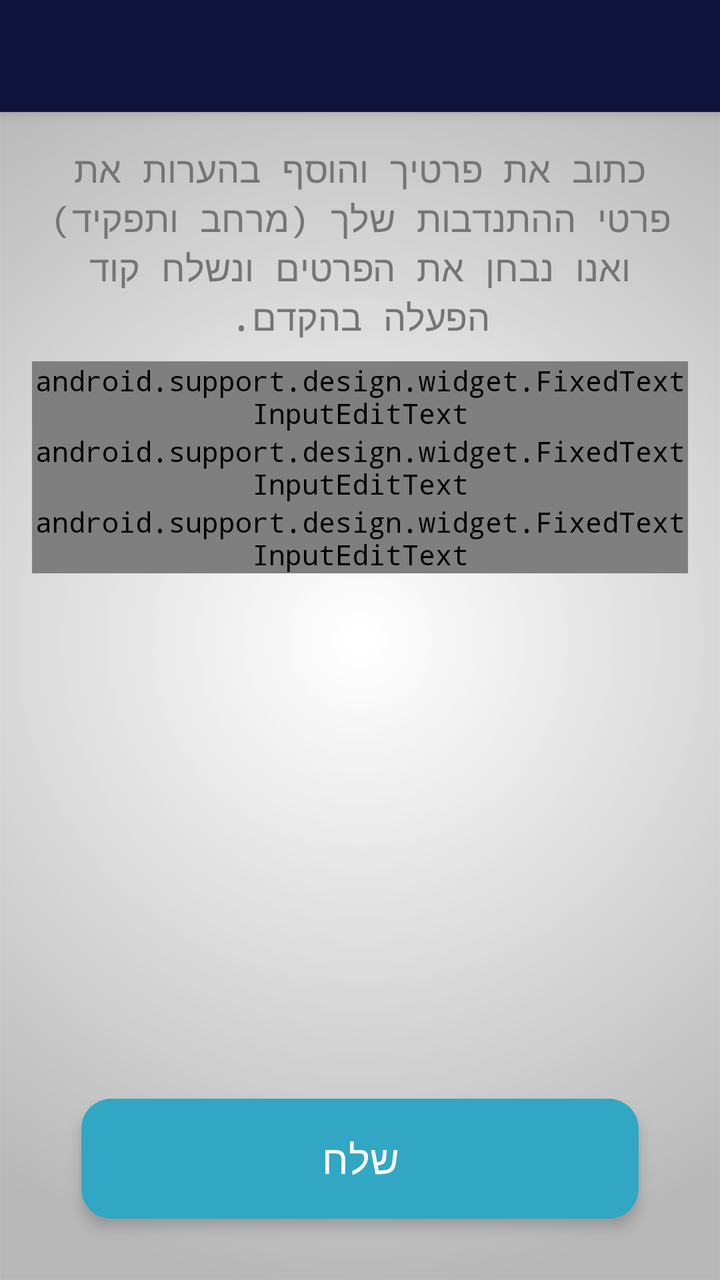
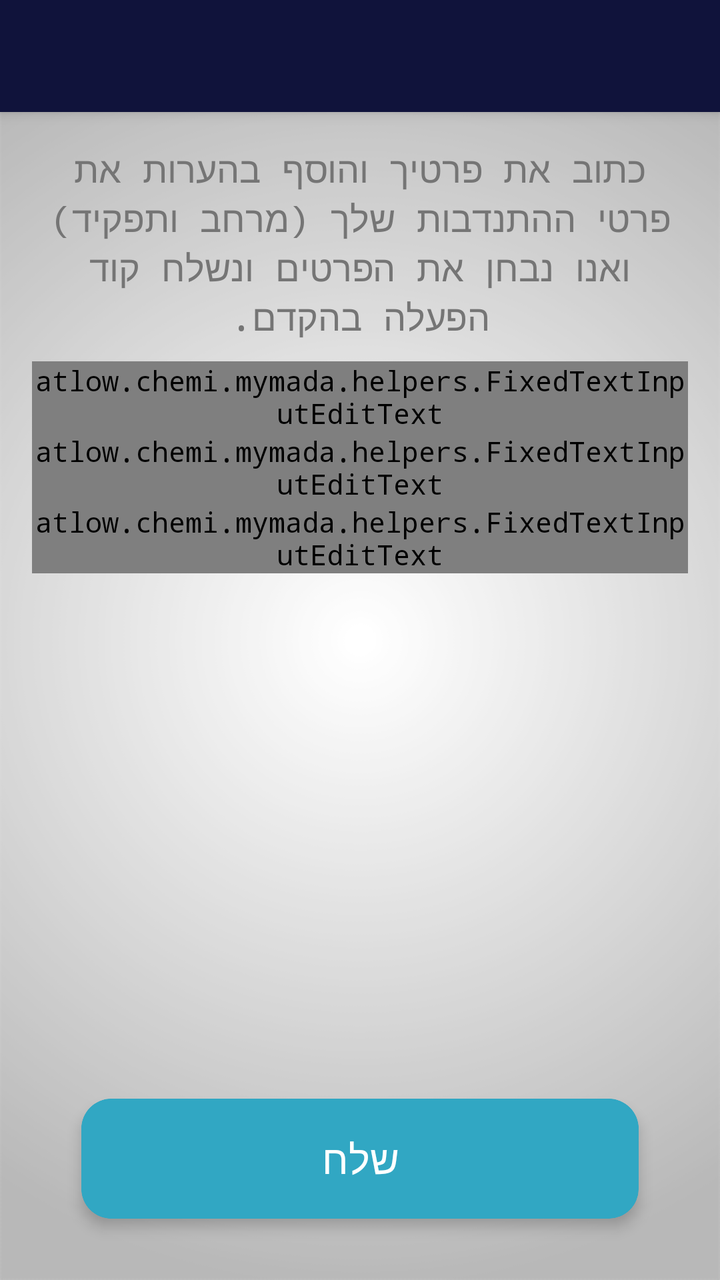

Screens rendered from an Android XML layout before and after an edit, with the pre-edit source and the edit as a unified diff.
<!-- AndroidManifest.xml: application theme AppTheme -->
<!-- res/layout/activity_code_request.xml -->
<?xml version="1.0" encoding="utf-8"?>
<androidx.coordinatorlayout.widget.CoordinatorLayout xmlns:android="http://schemas.android.com/apk/res/android"
    xmlns:app="http://schemas.android.com/apk/res-auto"
    xmlns:tools="http://schemas.android.com/tools"
    android:layout_width="match_parent"
    android:layout_height="match_parent"
    android:fitsSystemWindows="true"
    android:id="@+id/contactP"
    tools:context="atlow.chemi.mymada.MokedPage">
    <com.google.android.material.appbar.AppBarLayout
        android:layout_width="match_parent"
        android:layout_height="wrap_content"
        android:theme="@style/AppTheme.AppBarOverlay">
        <androidx.appcompat.widget.Toolbar
            android:id="@+id/toolbar"
            android:layout_width="match_parent"
            android:layout_height="?attr/actionBarSize"
            android:background="?attr/colorPrimary"
            app:layout_scrollFlags="scroll|exitUntilCollapsed"
            app:popupTheme="@style/AppTheme.PopupOverlay" />
    </com.google.android.material.appbar.AppBarLayout>
    <RelativeLayout
        android:layout_width="match_parent"
        android:layout_height="match_parent"
        app:layout_behavior="@string/appbar_scrolling_view_behavior" android:paddingLeft="@dimen/activity_horizontal_margin"
        android:paddingRight="@dimen/activity_horizontal_margin"
        android:paddingTop="@dimen/activity_horizontal_margin"
        android:paddingBottom="@dimen/activity_horizontal_margin">
        <ScrollView
            android:layout_width="match_parent"
            android:layout_height="match_parent"
            android:layoutDirection="ltr"
            android:layout_alignParentTop="true"
            android:layout_above="@+id/code_req_send_card_view"
            android:layout_marginBottom="8dp"
            android:id="@+id/scM">
            <RelativeLayout xmlns:android="http://schemas.android.com/apk/res/android"
                xmlns:tools="http://schemas.android.com/tools" android:layout_width="match_parent"
                android:id="@+id/cont"
                android:layout_height="wrap_content"
                tools:context="atlow.chemi.mymada.contactActivity">
                <TextView
                    android:layout_width="match_parent"
                    android:layout_height="wrap_content"
                    android:text="@string/codeNote"
                    android:textSize="18sp"
                    android:textColor="@color/materialGrey600"
                    android:gravity="center|top"
                    android:layout_marginBottom="10dp"
                    android:id="@+id/declare"/>
                <com.google.android.material.textfield.TextInputLayout
                    android:id="@+id/codeATIL"
                    android:layout_below="@+id/declare"
                    android:layout_width="match_parent"
                    android:layout_height="wrap_content">
                    <android.support.design.widget.FixedTextInputEditText
                        android:id="@+id/codeA"
                        android:layout_width="match_parent"
                        android:layout_height="wrap_content"
                        android:singleLine="true"
                        android:gravity="start"
                        android:nextFocusDown="@+id/codeN"
                        android:nextFocusForward="@+id/codeN"
                        android:inputType="textEmailAddress"
                        android:hint="@string/from" />
                </com.google.android.material.textfield.TextInputLayout>
                <com.google.android.material.textfield.TextInputLayout
                    android:id="@+id/codeNTIL"
                    android:layout_below="@+id/codeATIL"
                    android:layout_width="match_parent"
                    android:layout_height="wrap_content">
                    <android.support.design.widget.FixedTextInputEditText
                        android:id="@+id/codeN"
                        android:layout_width="match_parent"
                        android:layout_height="wrap_content"
                        android:singleLine="true"
                        android:gravity="start"
                        android:nextFocusDown="@+id/codeT"
                        android:nextFocusForward="@+id/codeT"
                        android:inputType="textAutoComplete"
                        android:hint="@string/name" />
                    </com.google.android.material.textfield.TextInputLayout>
                <com.google.android.material.textfield.TextInputLayout
                    android:id="@+id/codeTTIL"
                    android:layout_below="@+id/codeNTIL"
                    android:layout_width="match_parent"
                    android:layout_height="wrap_content">
                    <android.support.design.widget.FixedTextInputEditText
                        android:id="@+id/codeT"
                        android:layout_width="match_parent"
                        android:layout_height="wrap_content"
                        android:lines="11"
                        android:inputType="textMultiLine"
                        android:hint="@string/note2"
                        android:gravity="top" />
                </com.google.android.material.textfield.TextInputLayout>
            </RelativeLayout>
        </ScrollView>
        <androidx.cardview.widget.CardView
            android:id="@+id/code_req_send_card_view"
            android:layout_width="match_parent"
            android:layout_height="wrap_content"
            android:layout_gravity="center"
            android:layout_alignParentBottom="true"
            android:layout_centerHorizontal="true"
            android:layout_marginStart="@dimen/activity_vertical_margin"
            android:layout_marginEnd="@dimen/activity_vertical_margin"
            android:layout_marginBottom="4dp"
            app:cardUseCompatPadding="true"
            app:cardBackgroundColor="@color/ColorNice"
            app:cardCornerRadius="15dp"
            app:cardElevation="4dp">
        <Button
            android:id="@+id/sendCR"
            android:layout_width="match_parent"
            android:layout_height="60dp"
            android:background="@drawable/btns_new"
            android:gravity="center|center_horizontal|center_vertical"
            android:paddingStart="@dimen/activity_horizontal_margin"
            android:paddingEnd="@dimen/activity_horizontal_margin"
            android:text="@string/succ"
            android:textColor="#FFF"
            android:textSize="20sp" />
        </androidx.cardview.widget.CardView>
    </RelativeLayout>
</androidx.coordinatorlayout.widget.CoordinatorLayout>
<!-- resources referenced by this layout -->
<resources>
  <color name="ColorNice">#31a7c3</color>
  <color name="materialGrey600">#ff757575</color>
  <dimen name="activity_horizontal_margin">16dp</dimen>
  <dimen name="activity_vertical_margin">16dp</dimen>
  <!-- drawable btns_new (drawable) -->
  <?xml version="1.0" encoding="utf-8"?>
  <shape xmlns:android="http://schemas.android.com/apk/res/android"
      android:shape="rectangle">
      <corners android:radius="15dp" />
      <solid android:color="@color/ColorNice" />
      <padding
          android:right="0dp"
          android:left="0dp"
          android:bottom="0dp"
          android:top="0dp" />
      <stroke
          android:width="0dp"
          android:color="#1e869f" />
  </shape>
  <string name="codeNote">כתוב את פרטיך והוסף בהערות את פרטי ההתנדבות שלך (מרחב ותפקיד) ואנו נבחן את הפרטים ונשלח קוד הפעלה בהקדם.</string>
  <string name="from">כתובת המייל שלך</string>
  <string name="name">שם</string>
  <string name="note2">יש לציין: תחנת  אם של מד"א, מרחב והכשרה רפואית.</string>
  <string name="succ">שלח</string>
  <style name="AppTheme.AppBarOverlay" parent="ThemeOverlay.AppCompat.Dark.ActionBar" />
  <style name="AppTheme.PopupOverlay" parent="ThemeOverlay.AppCompat.Light" />
  <style name="AppTheme" parent="Theme.AppCompat.Light">
          
          <item name="android:textColor">@color/Black</item>
          <item name="colorPrimary">@color/ColorPrimary</item>
          <item name="colorPrimaryDark">@color/ColorPrimaryDark</item>
          <item name="android:textColorHintInverse">@color/ColorBlue</item>
          <item name="actionBarTheme">@style/ThemeOverlay.AppCompat.Dark.ActionBar</item>
          <item name="buttonStyle">@style/FButton</item>
          <item name="android:buttonStyle">@style/FButton</item>
          <item name="colorAccent">@color/materialGrey300</item>
          
          <item name="android:actionMenuTextColor">@color/Black</item>
          <item name="android:itemBackground">@color/materialGrey300</item>
          <item name="android:textColorSecondary">@color/ColorRedDark</item>
          <item name="android:windowBackground">@drawable/ic_bgg</item>
          <item name="android:typeface">monospace</item>
  
          <item name="android:textColorHint">@color/ColorAqua</item>
          <item name="colorControlNormal">@color/ColorBlue</item>
          <item name="colorControlActivated">@color/ColorAqua</item>
          
          <item name="colorControlHighlight">@android:color/transparent</item>
      </style>
  <color name="Black">#000000</color>
  <color name="ColorPrimary">#10133b</color>
  <color name="ColorPrimaryDark">#1a1d4b</color>
  <color name="ColorBlue">#98194853</color>
  <style name="FButton" parent="Theme.AppCompat.Light">
          <item name="colorControlHighlight">@color/ColorBlue</item>
          <item name="android:textColor">@color/ColorAqua</item>
          <item name="android:textSize">20sp</item>
      </style>
  <color name="materialGrey300">#ffe0e0e0</color>
  <color name="ColorRedDark">#6b0000</color>
  <!-- drawable ic_bgg: png bitmap (drawable, 33899 bytes) -->
  <color name="ColorAqua">#32a7c3</color>
</resources>

<!-- the commit's change to res/layout/activity_code_request.xml (unified diff, before → after) -->
@@ -53,7 +53,7 @@
                     android:layout_below="@+id/declare"
                     android:layout_width="match_parent"
                     android:layout_height="wrap_content">
-                    <android.support.design.widget.FixedTextInputEditText
+                    <atlow.chemi.mymada.helpers.FixedTextInputEditText
                         android:id="@+id/codeA"
                         android:layout_width="match_parent"
                         android:layout_height="wrap_content"
@@ -69,7 +69,7 @@
                     android:layout_below="@+id/codeATIL"
                     android:layout_width="match_parent"
                     android:layout_height="wrap_content">
-                    <android.support.design.widget.FixedTextInputEditText
+                    <atlow.chemi.mymada.helpers.FixedTextInputEditText
                         android:id="@+id/codeN"
                         android:layout_width="match_parent"
                         android:layout_height="wrap_content"
@@ -85,7 +85,7 @@
                     android:layout_below="@+id/codeNTIL"
                     android:layout_width="match_parent"
                     android:layout_height="wrap_content">
-                    <android.support.design.widget.FixedTextInputEditText
+                    <atlow.chemi.mymada.helpers.FixedTextInputEditText
                         android:id="@+id/codeT"
                         android:layout_width="match_parent"
                         android:layout_height="wrap_content"
